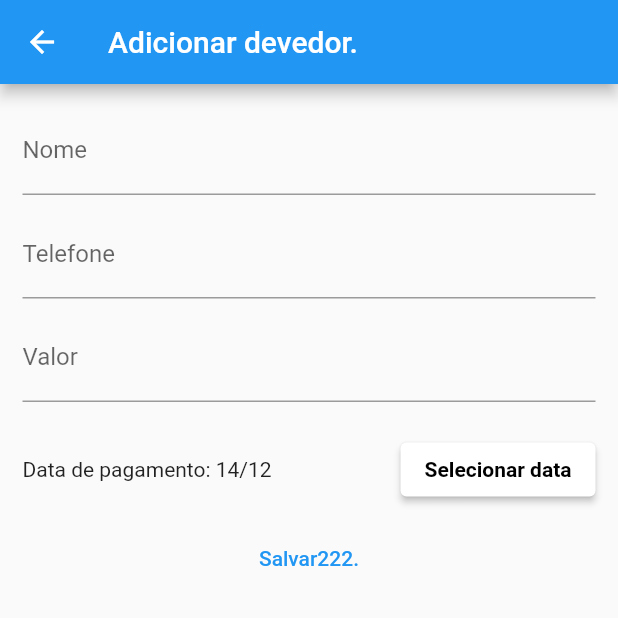
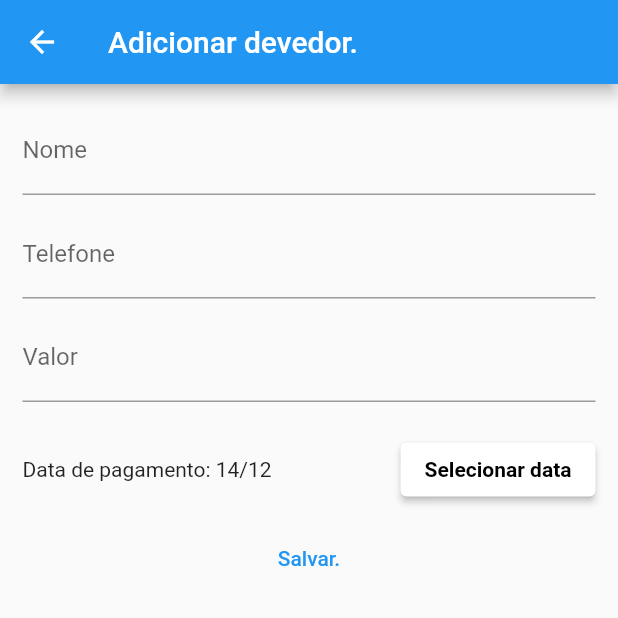
Before and after one commit to lithoykai/who_owes_me, a Flutter app: the screen it shows after launch, after a tap on the "add" icon, on a phone screen of 412 x 824 dp, the top half of it. Run offline on Flutter 3.47's test engine with Material 2 defaults, Android fonts, the phone set to English and light mode, and no system bars.

```diff
--- a/lib/components/debtor_grid.dart
+++ b/lib/components/debtor_grid.dart
@@ -33,7 +33,7 @@ class _DebtorGridState extends State<DebtorGrid> {
       return Provider.of<DebtorList>(context, listen: false).refreshDebtors();
     }
 
-    final List<Debtor> debtorList = debtor.items;
+    var debtorList = debtor.items;
 
     return RefreshIndicator(
       onRefresh: () => _refreshDebtors(context),
--- a/lib/components/debtor_grid_item.dart
+++ b/lib/components/debtor_grid_item.dart
@@ -27,16 +27,16 @@ class _DebtorGridItemState extends State<DebtorGridItem> {
       subtitle: Text('${debtor.number} - R\$ ${debtor.valueMouth}'),
       trailing: Column(
         children: [
-          // Text('Pagamento:'),
-          // Text(
-          //   DateFormat('dd/MM/yyyy').format(debtor.datePay),
-          // ),
-          TextButton(
-            onPressed: () {
-              Provider.of<DebtorList>(context, listen: false).refreshDebtors();
-            },
-            child: Text('Teste.'),
-          )
+          Text('Pagamento:'),
+          Text(
+            DateFormat('dd/MM/yyyy').format(debtor.datePay),
+          ),
+          // TextButton(
+          //   onPressed: () {
+          //     Provider.of<DebtorList>(context, listen: false).refreshDebtors();
+          //   },
+          //   child: Text('Teste.'),
+          // )
         ],
       ),
     );
--- a/lib/data/dummy_data.dart
+++ b/lib/data/dummy_data.dart
@@ -5,7 +5,7 @@ final dummy_Data = [
     name: 'Leonardo',
     valueMouth: '25.00',
     number: '(81) 9952724432208',
-    dateNow: DateTime.utc(2023, 02, 28),
+    dateNow: DateTime.utc(2023, 02, 28), //NO FUTURO.
     datePay: DateTime.now().add(Duration(days: 30)),
   ),
   Debtor(
@@ -19,7 +19,7 @@ final dummy_Data = [
     name: 'Luiz Henriqe',
     valueMouth: '25.00',
     number: '(81) 995724208',
-    dateNow: DateTime.utc(2023, 01, 28),
+    dateNow: DateTime.utc(2023, 01, 28), // NO FUTURO.
     datePay: DateTime.now().add(Duration(days: 30)),
   ),
 ];
--- a/lib/pages/add_formpage.dart
+++ b/lib/pages/add_formpage.dart
@@ -1,7 +1,6 @@
 import 'package:flutter/material.dart';
 import 'package:provider/provider.dart';
 import 'package:who_owes_me/model/debtor_list.dart';
-
 import '../components/adaptative_date_picker.dart';
 import '../model/debtor.dart';
 
@@ -13,31 +12,28 @@ class Add_Form_Page extends StatefulWidget {
 }
 
 class _Add_Form_PageState extends State<Add_Form_Page> {
-  @override
-  Widget build(BuildContext context) {
   final _formData = Map<String, Object>();
   final _formKey = GlobalKey<FormState>();
   DateTime _selectedDate = DateTime.now();
-
-    final _name = FocusNode();
-    final _valuePay = FocusNode();
-    final _data = FocusNode();
-    final _phoneNumber = FocusNode();
+  final myController = TextEditingController();
+  //FocusNode
+  final _nameFocus = FocusNode();
+  final _valuePayFocus = FocusNode();
+  final _dataFocus = FocusNode();
+  final _phoneNumberFocus = FocusNode();
 
   @override
   void dispose() {
+    _nameFocus.dispose();
+    _valuePayFocus.dispose();
+    _dataFocus.dispose();
+    _phoneNumberFocus.dispose();
     super.dispose();
-      _name.dispose();
-      _valuePay.dispose();
-
-      _data.dispose();
-      _phoneNumber.dispose();
   }
 
   @override
   void didChangeDependencies() {
     super.didChangeDependencies();
-
     if (_formData.isEmpty) {
       final arg = ModalRoute.of(context)?.settings.arguments;
 
@@ -59,8 +55,7 @@ class _Add_Form_PageState extends State<Add_Form_Page> {
     }
     _formKey.currentState?.save();
 
-      print('SUBMITFORM TESTE= OK');
-
+    _formData['dataPay'] = _selectedDate;
     Provider.of<DebtorList>(
       context,
       listen: false,
@@ -69,9 +64,11 @@ class _Add_Form_PageState extends State<Add_Form_Page> {
     Navigator.of(context).pop();
   }
 
+  @override
+  Widget build(BuildContext context) {
     return Scaffold(
       appBar: AppBar(
-        title: Text('Adicionar devedor.'),
+        title: const Text('Adicionar devedor.'),
       ),
       body: Padding(
         padding: const EdgeInsets.all(15.0),
@@ -81,11 +78,11 @@ class _Add_Form_PageState extends State<Add_Form_Page> {
             children: [
               TextFormField(
                 initialValue: _formData['name']?.toString(),
-                decoration: InputDecoration(
+                decoration: const InputDecoration(
                   labelText: 'Nome',
                 ),
                 // onFieldSubmitted: (_) {
-                //   FocusScope.of(context).requestFocus(_priceFocus);
+                //   FocusScope.of(context).requestFocus(_nameFocus);
                 // },
                 textInputAction: TextInputAction.next,
                 onSaved: (name) => _formData['name'] = name ?? '',
@@ -100,19 +97,16 @@ class _Add_Form_PageState extends State<Add_Form_Page> {
                   }
                 },
               ),
-              SizedBox(
+              const SizedBox(
                 height: 10,
               ),
               TextFormField(
                 initialValue: _formData['name']?.toString(),
-                decoration: InputDecoration(
+                decoration: const InputDecoration(
                   labelText: 'Telefone',
                 ),
-                // onFieldSubmitted: (_) {
-                //   FocusScope.of(context).requestFocus(_priceFocus);
-                // },
                 textInputAction: TextInputAction.next,
-                keyboardType: TextInputType.numberWithOptions(),
+                keyboardType: const TextInputType.numberWithOptions(),
                 onSaved: (phoneNumber) =>
                     _formData['phoneNumber'] = phoneNumber ?? '',
                 validator: (_phoneNumber) {
@@ -126,36 +120,36 @@ class _Add_Form_PageState extends State<Add_Form_Page> {
                   }
                 },
               ),
-              SizedBox(
+              const SizedBox(
                 height: 10,
               ),
               TextFormField(
                 initialValue: _formData['valuePay']?.toString(),
-                decoration: InputDecoration(
+                decoration: const InputDecoration(
                   labelText: 'Valor',
                 ),
-                // onFieldSubmitted: (_) {
-                //   FocusScope.of(context).requestFocus(_priceFocus);
-                // },
                 textInputAction: TextInputAction.next,
                 keyboardType: TextInputType.numberWithOptions(),
-                onSaved: (valuePay) => _formData['valuePay'] = valuePay ?? 0.0,
+                onChanged: (valuePay) =>
+                    _formData['valuePay'] = valuePay ?? 0.0,
                 validator: (_valuePay) {
                   final valuePay = double.tryParse(_valuePay.toString()) ?? 0.0;
                 },
               ),
-              SizedBox(
+              const SizedBox(
                 height: 10,
               ),
               AdaptativeDatePicker(
                 selectedDate: _selectedDate,
                 onChangeDate: (newDate) {
+                  setState(() {
                     _selectedDate = newDate;
+                  });
                 },
               ),
               TextButton(
                 onPressed: _submitForm,
-                child: Text('Salvar222.'),
+                child: Text('Salvar.'),
               )
             ],
           ),
--- a/pubspec.yaml
+++ b/pubspec.yaml
@@ -36,6 +36,7 @@ dependencies:
   cupertino_icons: ^1.0.2
   provider: ^6.0.4
   intl: ^0.17.0
+  http: ^0.13.5
 
 dev_dependencies:
   flutter_test:
```
Also changed, not shown: lib/model/debtor_list.dart (+30 -2 lines), pubspec.lock, 1 other file. Lines whose indentation alone changed are shown as unchanged.
